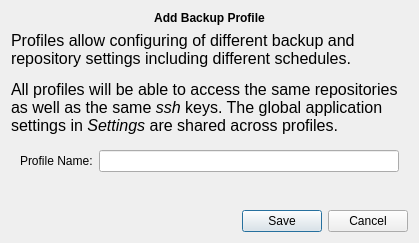
Qt form src/vorta/assets/UI/profile_add.ui (borgbase/vorta) before a commit.
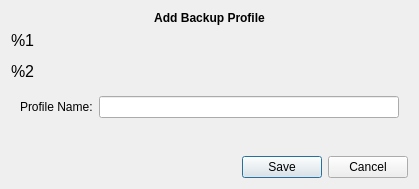
The same form after that commit.

Commit message: Remove HTML chars from translations

The edit to the form file:
```diff
--- a/src/vorta/assets/UI/profile_add.ui
+++ b/src/vorta/assets/UI/profile_add.ui
@@ -53,9 +53,9 @@
       </font>
      </property>
      <property name="text">
-      <string>&lt;html&gt;&lt;head/&gt;&lt;body&gt;
-&lt;p&gt;Profiles allow configuring of different backup and repository settings including different schedules.&lt;/p&gt;
-&lt;p&gt;All profiles will be able to access the same repositories as well as the same &lt;span style=&quot; font-style:italic;&quot;&gt;ssh&lt;/span&gt; keys. The global application settings in &lt;span style=&quot; font-style:italic;&quot;&gt;Settings&lt;/span&gt; are shared across profiles.&lt;/p&gt;
+      <string notr="true">&lt;html&gt;&lt;head/&gt;&lt;body&gt;
+&lt;p&gt;%1&lt;/p&gt;
+&lt;p&gt;%2&lt;/p&gt;
 &lt;/body&gt;&lt;/html&gt;</string>
      </property>
      <property name="alignment">
```
The commit also changes 47 other files.
